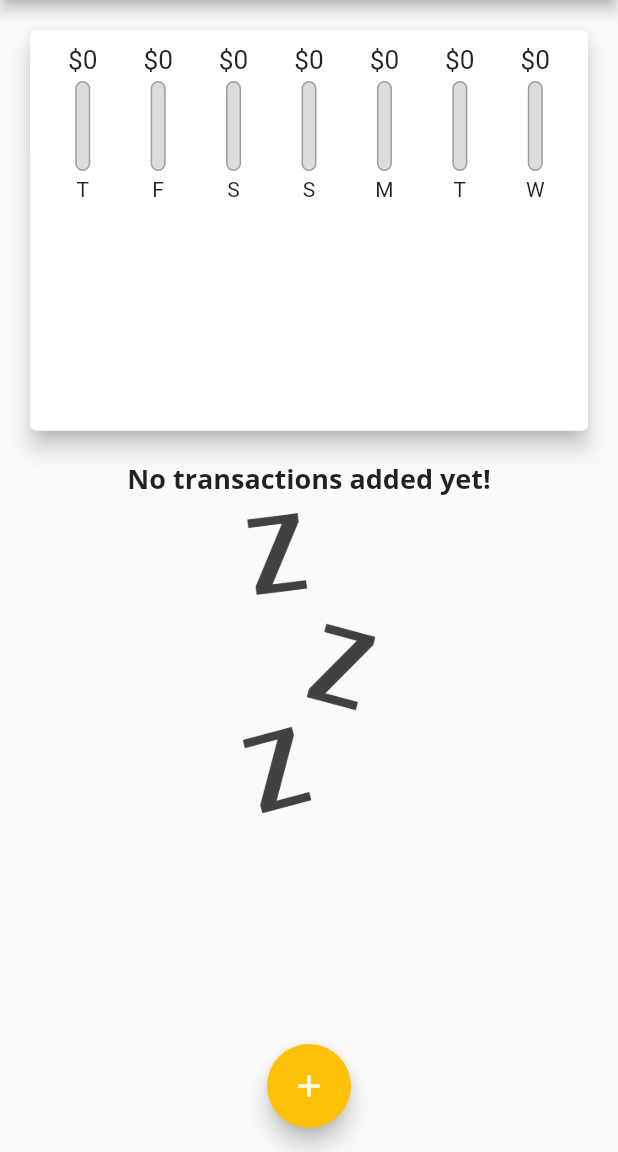
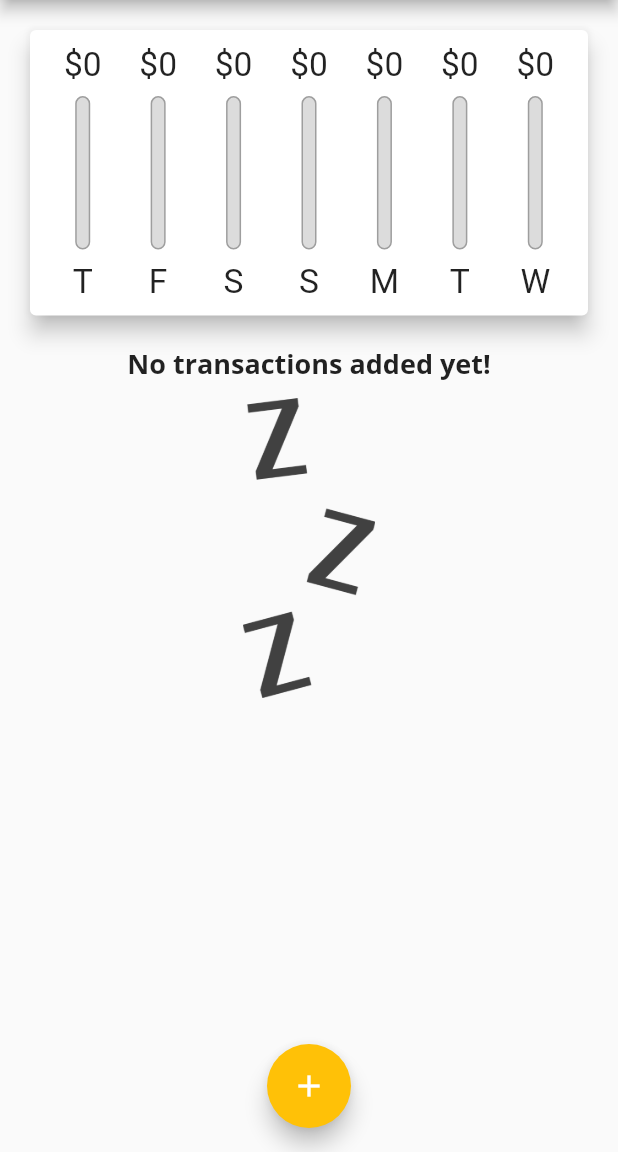
Before and after one commit to suad-mo/personal_expenses, a Flutter app: the screen it shows after launch, on a phone screen of 412 x 824 dp, the part 84-1236 px from its top. Run offline on Flutter 3.47's test engine with Material 2 defaults, Android fonts, the phone set to English and light mode, and no system bars.

Commit message:
Using the Layout Builder Widget...

```diff
--- a/lib/main.dart
+++ b/lib/main.dart
@@ -143,13 +143,13 @@ class _MyHomePageState extends State<MyHomePage> {
                 height: (MediaQuery.of(context).size.height -
                         appBar.preferredSize.height -
                         MediaQuery.of(context).padding.top) *
-                    0.4,
+                    0.3,
                 child: Chart(_recentTransactions)),
             Container(
                 height: (MediaQuery.of(context).size.height -
                         appBar.preferredSize.height -
                         MediaQuery.of(context).padding.top) *
-                    0.6,
+                    0.7,
                 child: TransactionList(_userTransactions, _deleteTransactions)),
           ],
         ),
--- a/lib/widgets/chart_bar.dart
+++ b/lib/widgets/chart_bar.dart
@@ -11,22 +11,23 @@ class ChartBar extends StatelessWidget {
 
   @override
   Widget build(BuildContext context) {
+    return LayoutBuilder(builder: ((ctx, constraints) {
       return Column(
         children: <Widget>[
           SizedBox(
-          height: 20,
+            height: constraints.maxHeight * 0.15,
             child: FittedBox(
               child: Text(
                 '\$${spendingAmount.toStringAsFixed(0)}',
               ),
             ),
           ),
-        const SizedBox(
-          height: 4,
+          SizedBox(
+            height: constraints.maxHeight * 0.05,
           ),
           SizedBox(
             //Umjesto Container
-          height: 60,
+            height: constraints.maxHeight * 0.6,
             width: 10,
             child: Stack(
               children: <Widget>[
@@ -49,11 +50,17 @@ class ChartBar extends StatelessWidget {
               ],
             ),
           ),
-        const SizedBox(
-          height: 4,
+          SizedBox(
+            height: constraints.maxHeight * 0.05,
           ),
-        Text(label),
+          Container(
+            height: constraints.maxHeight * 0.15,
+            child: FittedBox(
+              child: Text(label),
+            ),
+          ),
         ],
       );
+    }));
   }
 }
```
Lines whose indentation alone changed are shown as unchanged.
